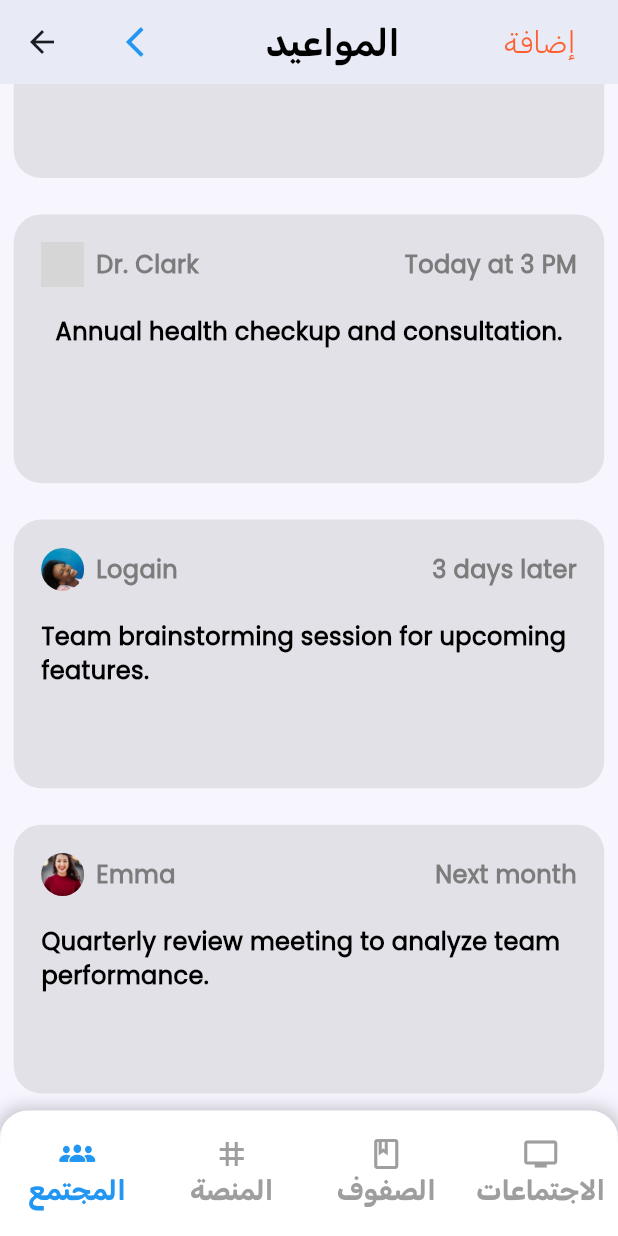
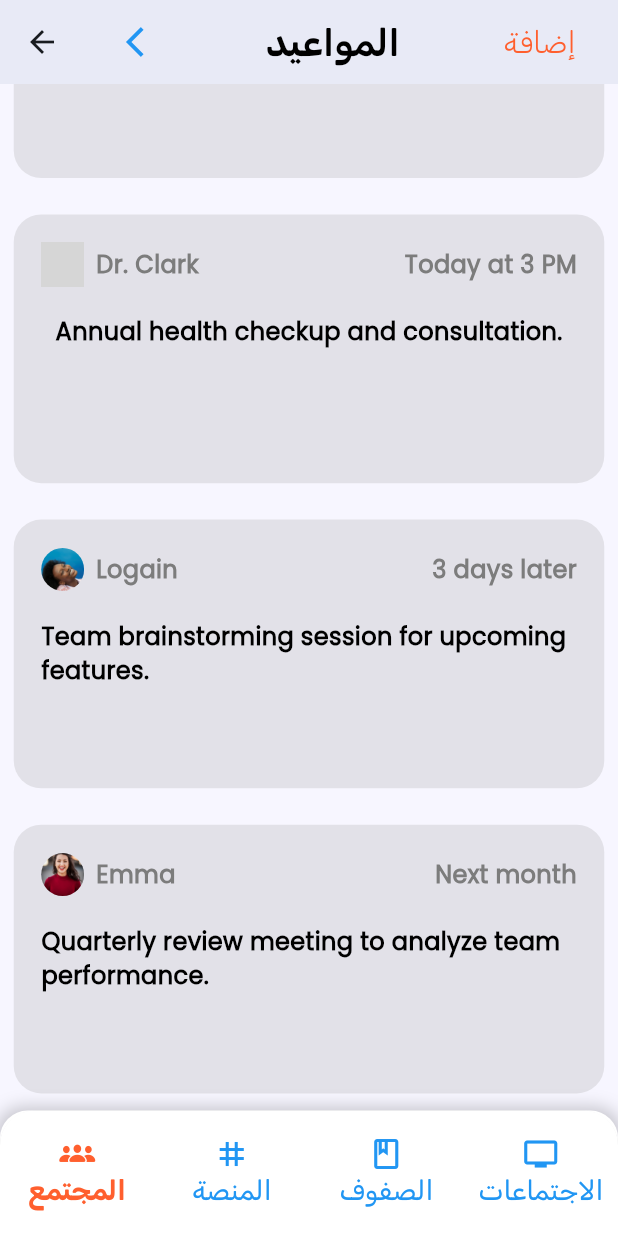
Before and after one commit to LogainHamdan/Madrassti, a Flutter app: the AppointmentsPage screen opened by its route, scrolled down 551 dp, on a phone screen of 412 x 824 dp. Run offline on Flutter 3.47's test engine with Material 3 defaults, Android fonts, the phone set to English and light mode, and no system bars; our stand-ins replace easy_localization, flutter_screenutil, google_fonts; grey boxes are pictures that could not be loaded.

Commit message:
meetings-room ui

```diff
--- a/lib/screens/meetings-room.dart
+++ b/lib/screens/meetings-room.dart
@@ -60,7 +60,7 @@ class MeetingsRoomScreen extends StatelessWidget {
                     bottomPadding: 0,
                     title: 'أنشئ/انضم لاجتماع',
                     imagePath: 'assets/images/educational_platform.png',
-                    onTap: () {})
+                    onTap: () {}),
               ],
             )
           ],
--- a/lib/widgets/bottom_navigation.dart
+++ b/lib/widgets/bottom_navigation.dart
@@ -1,5 +1,6 @@
 import 'package:finalproject/screens/apointments.dart';
 import 'package:finalproject/screens/community.dart';
+import 'package:finalproject/screens/meetings-room.dart';
 import 'package:flutter/cupertino.dart';
 import 'package:flutter/material.dart';
 import 'package:provider/provider.dart';
@@ -35,7 +36,7 @@ class _BottomNavigationBarCustomState extends State<BottomNavigationBarCustom> {
           boxShadow: [
             BoxShadow(
               // color: Colors.black.withOpacity(0.2),
-              //
+
               color: Colors.black.withOpacity(0.2),
               offset: Offset(0.0, 0.1),
               blurRadius: 8.0.r,
@@ -49,10 +50,9 @@ class _BottomNavigationBarCustomState extends State<BottomNavigationBarCustom> {
           child: BottomNavigationBar(
             backgroundColor: Colors.white,
             unselectedLabelStyle: TextStyle(
-                fontFamily: 'rubik',
-                fontWeight: FontWeight.bold,
-                fontSize: 16.sp),
+                color: textColor, fontFamily: 'rubik', fontSize: 16.sp),
             selectedLabelStyle: TextStyle(
+                color: textColor,
                 fontFamily: 'rubik',
                 fontWeight: FontWeight.bold,
                 fontSize: 16.sp),
@@ -79,8 +79,8 @@ class _BottomNavigationBarCustomState extends State<BottomNavigationBarCustom> {
                   break;
               }
             },
-            selectedItemColor: kprimaryColor,
-            unselectedItemColor: Colors.grey,
+            selectedItemColor: orangeColor,
+            unselectedItemColor: kprimaryColor,
             type: BottomNavigationBarType.fixed,
             items: [
               BottomNavigationBarItem(
@@ -117,5 +117,6 @@ class _BottomNavigationBarCustomState extends State<BottomNavigationBarCustom> {
       Navigator.pushReplacementNamed(context, AppointmentsPage.id);
 
   void _navigateToMeetings(BuildContext context) =>
-      Navigator.pushReplacementNamed(context, AppointmentsPage.id);
+      Navigator.pushReplacementNamed(context, MeetingsRoomScreen.id);
 }
+// void _navigateToMeetings(BuildContext context)=> Navigator.pushReplacementNamed(context, HomePage.id);}
```
